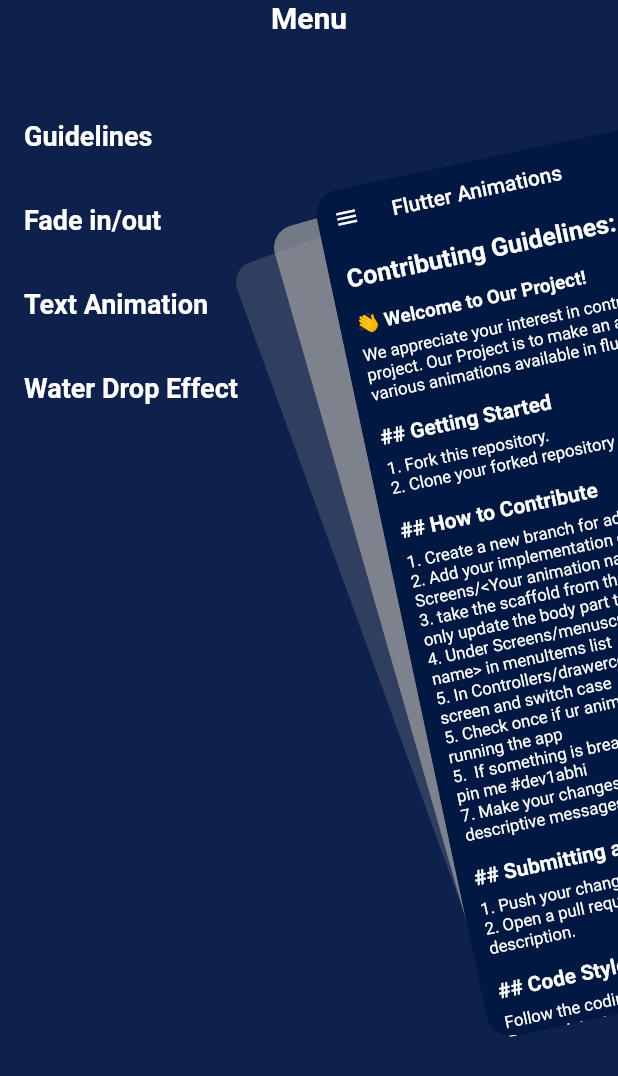
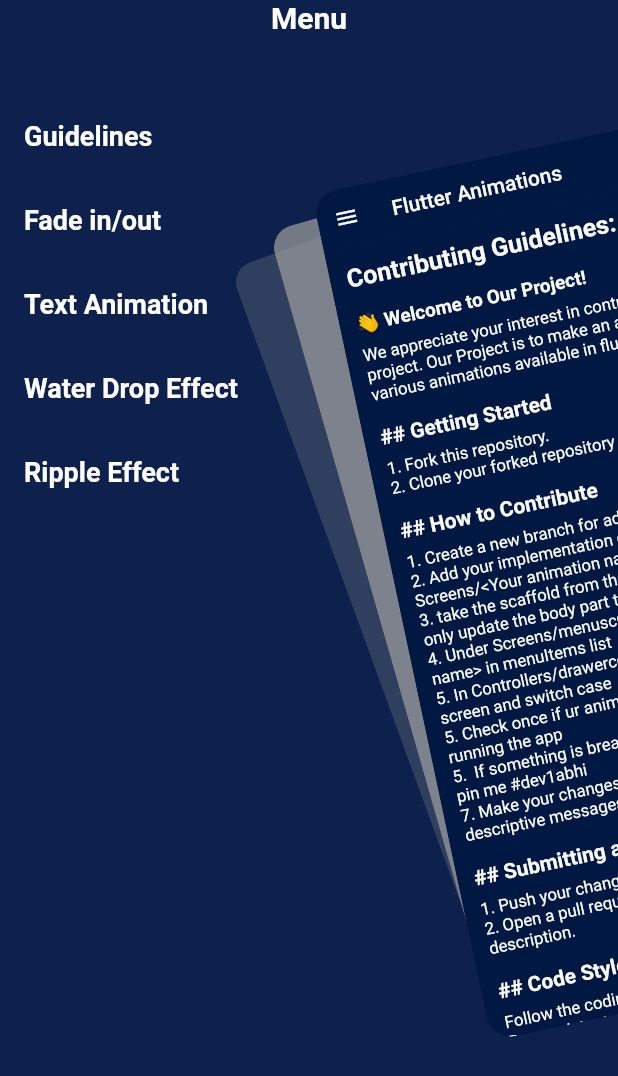
Before and after one commit to dev1abhi/Flutter-Animations, a Flutter app: the screen it shows after launch, after a tap on the "menu" icon, on a phone screen of 412 x 824 dp. Shown: the top 1076 px of the screen. Run offline on Flutter 3.47's test engine with Material 2 defaults, Android fonts, the phone set to English and light mode, and no system bars; drawn by our look-alikes of flutter_zoom_drawer; our stand-ins replace get, lottie.

Commit message:
Added flutter ripple animation

```diff
--- a/lib/Controllers/drawercontroller.dart
+++ b/lib/Controllers/drawercontroller.dart
@@ -1,6 +1,7 @@
 import 'package:flutter/widgets.dart';
 import 'package:flutter_animations/Screens/fade_in_fade_out.dart';
 import 'package:flutter_animations/Screens/water_drop_effect.dart';
+import 'package:flutter_animations/Screens/ripple_animation.dart';
 import 'package:flutter_animations/Text/tex_screen.dart';
 import 'package:flutter_zoom_drawer/flutter_zoom_drawer.dart';
 import 'package:get/get.dart';
@@ -13,10 +14,11 @@
   static MyDrawerController get to => Get.find();
 
   // Add your screens here
-  final mainScreen1 = MainScreen();
-  final mainScreen2 = fade_in_fade_out();
+  final mainScreen1 = const MainScreen();
+  final mainScreen2 = const fade_in_fade_out();
   final mainScreen3 = AnimatedTextWidget();
-  final mainScreen4 = WaterDropEffect();
+  final mainScreen4 = const WaterDropEffect();
+  final mainScreen5 = const RipplesAnimation();
 
   // Getter to get the current main screen based on the selectedMenuItem
   Widget get currentMainScreen {
@@ -29,6 +31,8 @@
         return mainScreen3;
       case 3:
         return mainScreen4;
+      case 4:
+        return mainScreen5;
       // Add more cases when you are adding new screen
       default:
         return mainScreen1; // Default to mainScreen1 if the selection is not recognized
@@ -41,7 +45,7 @@
     update();
   }
 
-  //this is reponsible for opening and closing of drawer
+  //this is responsible for opening and closing of drawer
   void toggleDrawer() {
     print("Toggle drawer");
     zoomDrawerController.toggle?.call();
--- a/lib/Screens/homepage.dart
+++ b/lib/Screens/homepage.dart
@@ -1,8 +1,7 @@
 import 'package:flutter/material.dart';
+import 'package:flutter_zoom_drawer/flutter_zoom_drawer.dart';
+import 'package:get/get.dart';
 import 'package:flutter_animations/helpers/colors.dart';
-
-import 'package:get/get.dart';
-import 'package:flutter_zoom_drawer/flutter_zoom_drawer.dart';
 import '../controllers/drawercontroller.dart';
 import 'menuscreen.dart';
 
--- a/lib/Screens/mainscreen.dart
+++ b/lib/Screens/mainscreen.dart
@@ -13,9 +13,9 @@
     return Scaffold(
       appBar: AppBar(
         backgroundColor: mainpagecolor,
-        title: Text('Flutter Animations'),
+        title: const Text('Flutter Animations'),
         leading: IconButton(
-          icon: Icon(Icons.menu), // You can use any icon you prefer
+          icon: const Icon(Icons.menu), // You can use any icon you prefer
           onPressed: controller.toggleDrawer,
           hoverColor: Colors.white,
         ),
@@ -24,7 +24,7 @@
       ),
     body: Container(
       color: mainpagecolor,
-      child: SingleChildScrollView(
+      child: const SingleChildScrollView(
       padding: EdgeInsets.all(16.0),
       child: Column(
       crossAxisAlignment: CrossAxisAlignment.start,
--- a/lib/Screens/menuscreen.dart
+++ b/lib/Screens/menuscreen.dart
@@ -16,7 +16,8 @@
     'Guidelines',
     'Fade in/out',
     'Text Animation',
-    'Water Drop Effect'
+    'Water Drop Effect',
+    'Ripple Effect',
   ];
 
   @override
```
Also changed, not shown: lib/Screens/ripple_animation.dart (added, +134 -0 lines).
